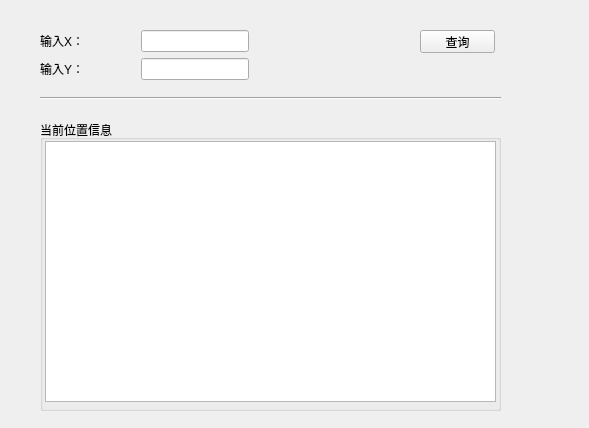
Qt form ui/storemap.ui (Jadecity/StorePro) before a commit.
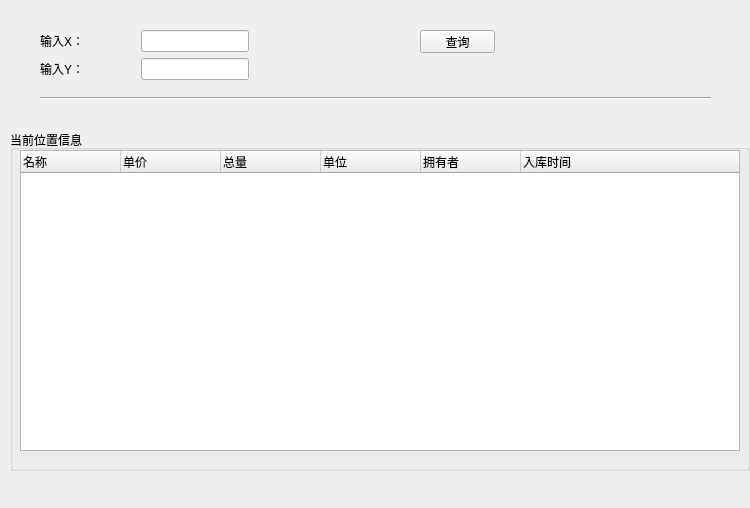
The same form after that commit.

Patch:
```diff
--- a/ui/storemap.ui
+++ b/ui/storemap.ui
@@ -6,8 +6,8 @@
    <rect>
     <x>0</x>
     <y>0</y>
-    <width>589</width>
-    <height>428</height>
+    <width>750</width>
+    <height>508</height>
    </rect>
   </property>
   <property name="windowTitle">
@@ -97,7 +97,7 @@
     <rect>
      <x>40</x>
      <y>90</y>
-     <width>461</width>
+     <width>671</width>
      <height>16</height>
     </rect>
    </property>
@@ -108,24 +108,54 @@
   <widget class="QGroupBox" name="groupBox">
    <property name="geometry">
     <rect>
-     <x>40</x>
-     <y>120</y>
-     <width>461</width>
-     <height>291</height>
+     <x>10</x>
+     <y>130</y>
+     <width>740</width>
+     <height>341</height>
     </rect>
    </property>
    <property name="title">
     <string>当前位置信息</string>
    </property>
-   <widget class="QTextBrowser" name="textBrowser">
+   <widget class="QTreeWidget" name="treeWidget">
     <property name="geometry">
      <rect>
-      <x>5</x>
-      <y>21</y>
-      <width>451</width>
-      <height>261</height>
+      <x>10</x>
+      <y>20</y>
+      <width>720</width>
+      <height>301</height>
      </rect>
     </property>
+    <column>
+     <property name="text">
+      <string>名称</string>
+     </property>
+    </column>
+    <column>
+     <property name="text">
+      <string>单价</string>
+     </property>
+    </column>
+    <column>
+     <property name="text">
+      <string>总量</string>
+     </property>
+    </column>
+    <column>
+     <property name="text">
+      <string>单位</string>
+     </property>
+    </column>
+    <column>
+     <property name="text">
+      <string>拥有者</string>
+     </property>
+    </column>
+    <column>
+     <property name="text">
+      <string>入库时间</string>
+     </property>
+    </column>
    </widget>
   </widget>
  </widget>
```
